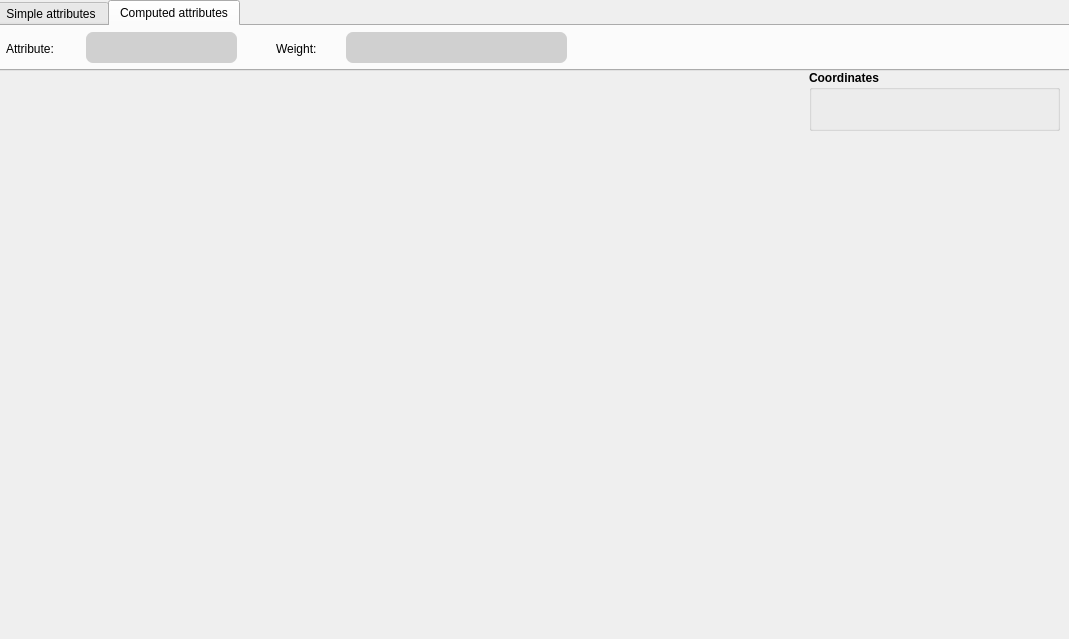
Old version of the form resource/gui/StatDialog.ui in the repository dthung1602/NetworkVisualization.
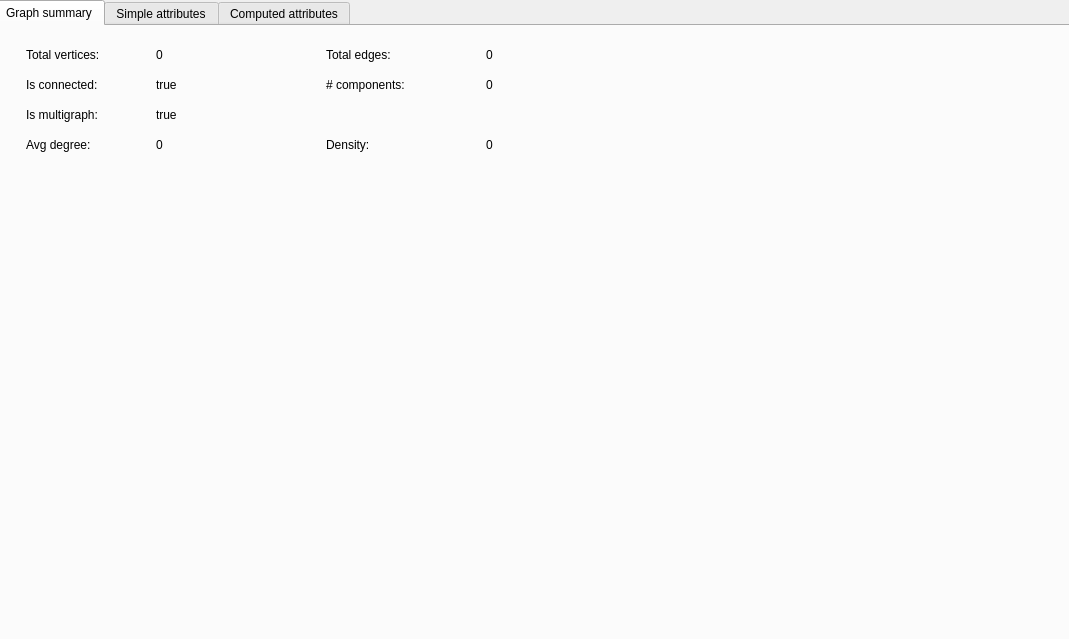
New version of the form. Icons and pictures are not drawn.

Patch:
```diff
--- a/resource/gui/StatDialog.ui
+++ b/resource/gui/StatDialog.ui
@@ -40,13 +40,200 @@
      <x>-6</x>
      <y>0</y>
      <width>1081</width>
-     <height>71</height>
+     <height>641</height>
     </rect>
    </property>
    <property name="currentIndex">
-    <number>1</number>
+    <number>0</number>
    </property>
-   <widget class="QWidget" name="simpleAttr">
+   <widget class="QWidget" name="summaryTab">
+    <attribute name="title">
+     <string>Graph summary</string>
+    </attribute>
+    <widget class="QLabel" name="label">
+     <property name="geometry">
+      <rect>
+       <x>30</x>
+       <y>20</y>
+       <width>101</width>
+       <height>17</height>
+      </rect>
+     </property>
+     <property name="text">
+      <string>Total vertices:</string>
+     </property>
+    </widget>
+    <widget class="QLabel" name="totalV">
+     <property name="geometry">
+      <rect>
+       <x>160</x>
+       <y>20</y>
+       <width>91</width>
+       <height>17</height>
+      </rect>
+     </property>
+     <property name="text">
+      <string>0</string>
+     </property>
+    </widget>
+    <widget class="QLabel" name="label_9">
+     <property name="geometry">
+      <rect>
+       <x>330</x>
+       <y>20</y>
+       <width>91</width>
+       <height>17</height>
+      </rect>
+     </property>
+     <property name="text">
+      <string>Total edges:</string>
+     </property>
+    </widget>
+    <widget class="QLabel" name="totalE">
+     <property name="geometry">
+      <rect>
+       <x>490</x>
+       <y>20</y>
+       <width>91</width>
+       <height>17</height>
+      </rect>
+     </property>
+     <property name="text">
+      <string>0</string>
+     </property>
+    </widget>
+    <widget class="QLabel" name="label_11">
+     <property name="geometry">
+      <rect>
+       <x>30</x>
+       <y>80</y>
+       <width>101</width>
+       <height>17</height>
+      </rect>
+     </property>
+     <property name="text">
+      <string>Is multigraph:</string>
+     </property>
+    </widget>
+    <widget class="QLabel" name="isMultigraph">
+     <property name="geometry">
+      <rect>
+       <x>160</x>
+       <y>80</y>
+       <width>91</width>
+       <height>17</height>
+      </rect>
+     </property>
+     <property name="text">
+      <string>true</string>
+     </property>
+    </widget>
+    <widget class="QLabel" name="density">
+     <property name="geometry">
+      <rect>
+       <x>490</x>
+       <y>110</y>
+       <width>91</width>
+       <height>17</height>
+      </rect>
+     </property>
+     <property name="text">
+      <string>0</string>
+     </property>
+    </widget>
+    <widget class="QLabel" name="label_14">
+     <property name="geometry">
+      <rect>
+       <x>330</x>
+       <y>110</y>
+       <width>91</width>
+       <height>17</height>
+      </rect>
+     </property>
+     <property name="text">
+      <string>Density:</string>
+     </property>
+    </widget>
+    <widget class="QLabel" name="label_15">
+     <property name="geometry">
+      <rect>
+       <x>30</x>
+       <y>110</y>
+       <width>101</width>
+       <height>17</height>
+      </rect>
+     </property>
+     <property name="text">
+      <string>Avg degree:</string>
+     </property>
+    </widget>
+    <widget class="QLabel" name="avgDegree">
+     <property name="geometry">
+      <rect>
+       <x>160</x>
+       <y>110</y>
+       <width>91</width>
+       <height>17</height>
+      </rect>
+     </property>
+     <property name="text">
+      <string>0</string>
+     </property>
+    </widget>
+    <widget class="QLabel" name="componentCount">
+     <property name="geometry">
+      <rect>
+       <x>490</x>
+       <y>50</y>
+       <width>91</width>
+       <height>17</height>
+      </rect>
+     </property>
+     <property name="text">
+      <string>0</string>
+     </property>
+    </widget>
+    <widget class="QLabel" name="label_34">
+     <property name="geometry">
+      <rect>
+       <x>30</x>
+       <y>50</y>
+       <width>101</width>
+       <height>17</height>
+      </rect>
+     </property>
+     <property name="text">
+      <string>Is connected:</string>
+     </property>
+    </widget>
+    <widget class="QLabel" name="isConnected">
+     <property name="geometry">
+      <rect>
+       <x>160</x>
+       <y>50</y>
+       <width>91</width>
+       <height>17</height>
+      </rect>
+     </property>
+     <property name="text">
+      <string>true</string>
+     </property>
+    </widget>
+    <widget class="QLabel" name="label_36">
+     <property name="geometry">
+      <rect>
+       <x>330</x>
+       <y>50</y>
+       <width>111</width>
+       <height>17</height>
+      </rect>
+     </property>
+     <property name="text">
+      <string># components:</string>
+     </property>
+    </widget>
+   </widget>
+   <widget class="QWidget" name="simpleAttrTab">
     <attribute name="title">
      <string>Simple attributes</string>
     </attribute>
@@ -182,6 +369,49 @@
 </string>
      </property>
     </widget>
+    <widget class="QWidget" name="verticalLayoutWidget">
+     <property name="geometry">
+      <rect>
+       <x>1</x>
+       <y>50</y>
+       <width>1081</width>
+       <height>561</height>
+      </rect>
+     </property>
+     <layout class="QVBoxLayout" name="simpleAttrGraph">
+      <property name="sizeConstraint">
+       <enum>QLayout::SetMinAndMaxSize</enum>
+      </property>
+      <property name="rightMargin">
+       <number>5</number>
+      </property>
+      <property name="bottomMargin">
+       <number>0</number>
+      </property>
+     </layout>
+    </widget>
+    <widget class="QGroupBox" name="groupBox">
+     <property name="geometry">
+      <rect>
+       <x>820</x>
+       <y>40</y>
+       <width>251</width>
+       <height>61</height>
+      </rect>
+     </property>
+     <property name="font">
+      <font>
+       <weight>75</weight>
+       <bold>true</bold>
+      </font>
+     </property>
+     <property name="title">
+      <string>Coordinates</string>
+     </property>
+     <property name="flat">
+      <bool>false</bool>
+     </property>
+    </widget>
    </widget>
    <widget class="QWidget" name="computedAttr">
     <attribute name="title">
@@ -191,7 +421,7 @@
      <property name="geometry">
       <rect>
        <x>280</x>
-       <y>13</y>
+       <y>20</y>
        <width>61</width>
        <height>20</height>
       </rect>
@@ -204,7 +434,7 @@
      <property name="geometry">
       <rect>
        <x>90</x>
-       <y>6</y>
+       <y>10</y>
        <width>151</width>
        <height>31</height>
       </rect>
@@ -235,7 +465,7 @@
      <property name="geometry">
       <rect>
        <x>10</x>
-       <y>13</y>
+       <y>20</y>
        <width>101</width>
        <height>20</height>
       </rect>
@@ -248,7 +478,7 @@
      <property name="geometry">
       <rect>
        <x>350</x>
-       <y>6</y>
+       <y>10</y>
        <width>221</width>
        <height>31</height>
       </rect>
@@ -277,28 +507,6 @@
     </widget>
    </widget>
   </widget>
-  <widget class="QGroupBox" name="groupBox">
-   <property name="geometry">
-    <rect>
-     <x>809</x>
-     <y>70</y>
-     <width>251</width>
-     <height>61</height>
-    </rect>
-   </property>
-   <property name="font">
-    <font>
-     <weight>75</weight>
-     <bold>true</bold>
-    </font>
-   </property>
-   <property name="title">
-    <string>Coordinates</string>
-   </property>
-   <property name="flat">
-    <bool>false</bool>
-   </property>
-  </widget>
  </widget>
  <resources/>
  <connections/>
```
Left out of the diff: 128 changed lines with no effect on the pictures.
